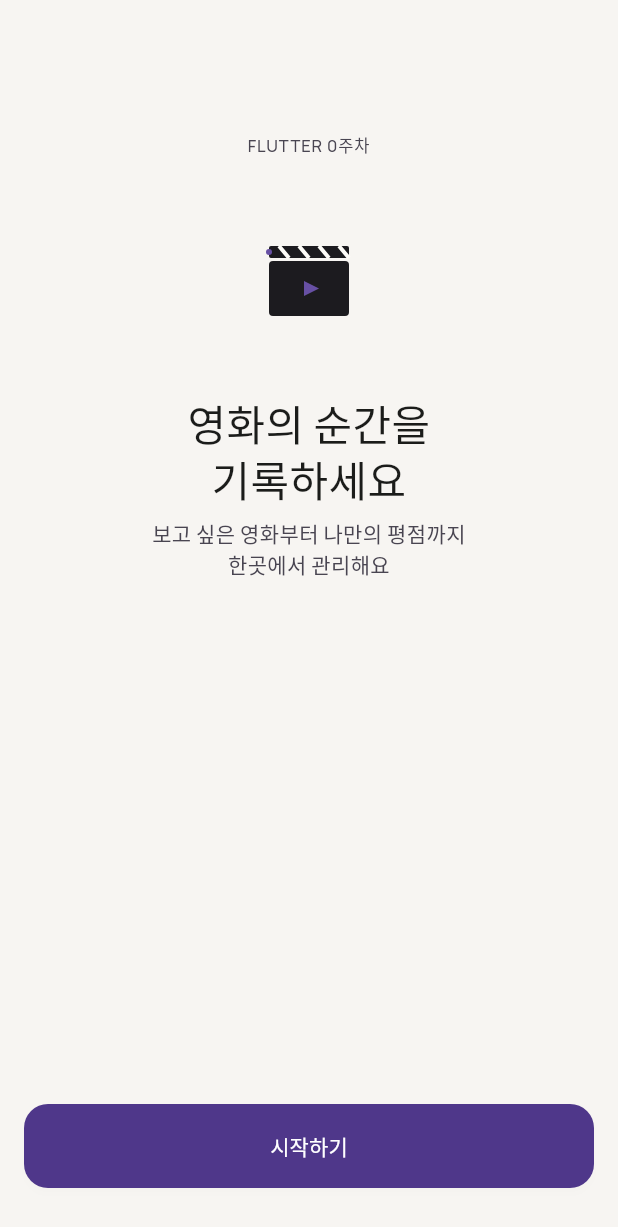
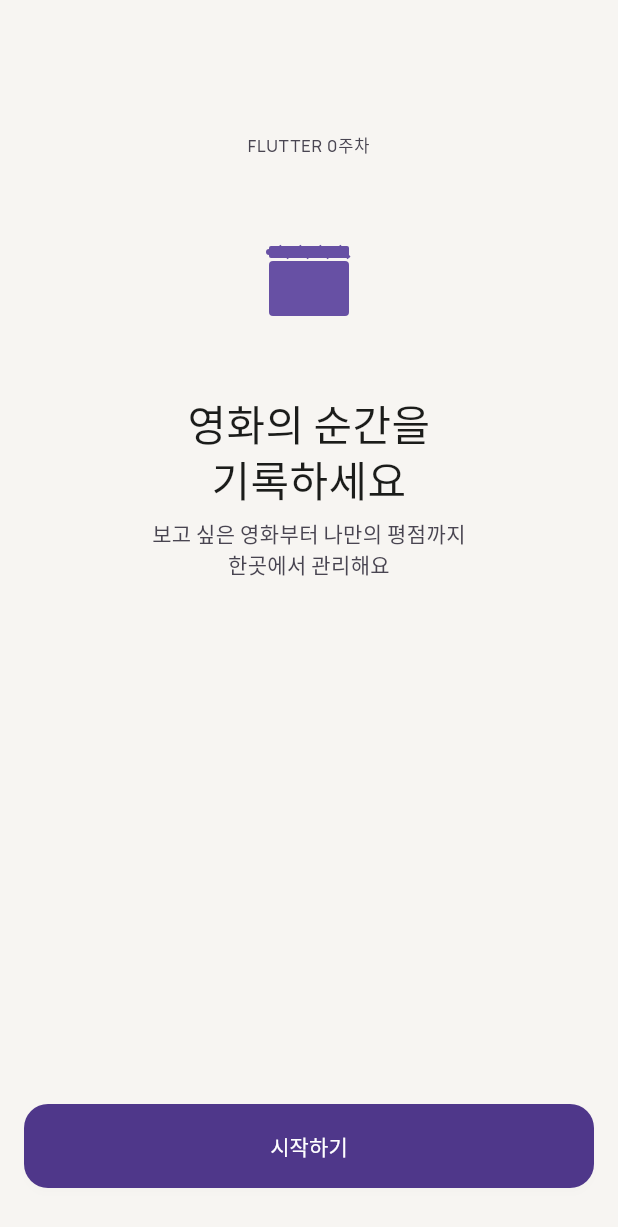
Before and after one commit to kimtaehyeokkkk/movielog, a Flutter app: the StartScreen screen opened directly, on a phone screen of 412 x 824 dp. Shown: the top 1227 px of the screen. Run offline on Flutter 3.47's test engine with Material 3 defaults, Android fonts, the phone set to English and light mode, and no system bars; our stand-ins replace flutter_svg.

Commit message:
feat: 프로필 수정 버튼 TextButton으로 변경, Challenge Mission 3가지 구현

```diff
--- a/lib/profile_screen.dart
+++ b/lib/profile_screen.dart
@@ -82,9 +82,9 @@ class ProfileHeader extends StatelessWidget {
           ),
         ),
         const SizedBox(height: 16),
-        OutlinedButton(
+        TextButton(
           onPressed: () {},
-          style: OutlinedButton.styleFrom(
+          style: TextButton.styleFrom(
             foregroundColor: AppColors.violet,
             side: const BorderSide(color: AppColors.violet, width: 1),
             padding: const EdgeInsets.symmetric(horizontal: 24, vertical: 8),
--- a/lib/start_screen.dart
+++ b/lib/start_screen.dart
@@ -1,5 +1,6 @@
 import 'package:flutter/material.dart';
 import 'package:flutter_svg/flutter_svg.dart';
+import 'package:movielog/theme/app_colors.dart';
 
 class StartScreen extends StatelessWidget {
   const StartScreen({super.key});
@@ -31,6 +32,10 @@ class StartScreen extends StatelessWidget {
                 'assets/logos/movielog_logo.svg',
                 width: 80,
                 height: 80,
+                colorFilter: const ColorFilter.mode(
+                  AppColors.violet,
+                  BlendMode.srcIn,
+                ),
                 semanticsLabel: 'MovieLog 로고',
               ),
               const SizedBox(height: 40),
```
